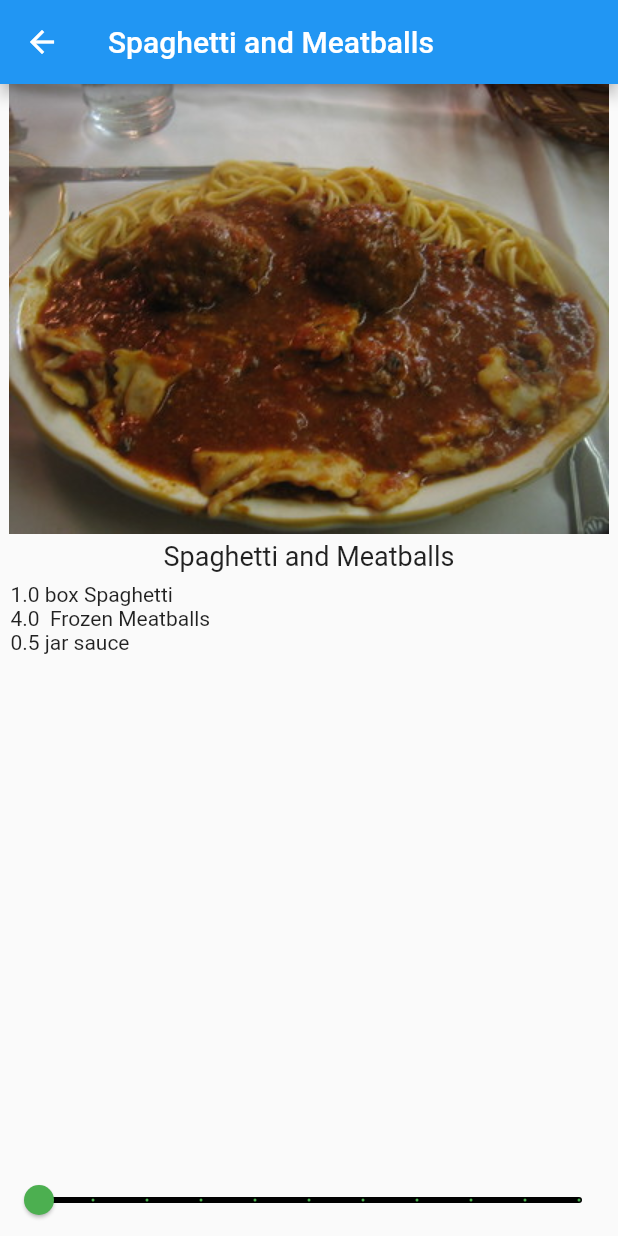
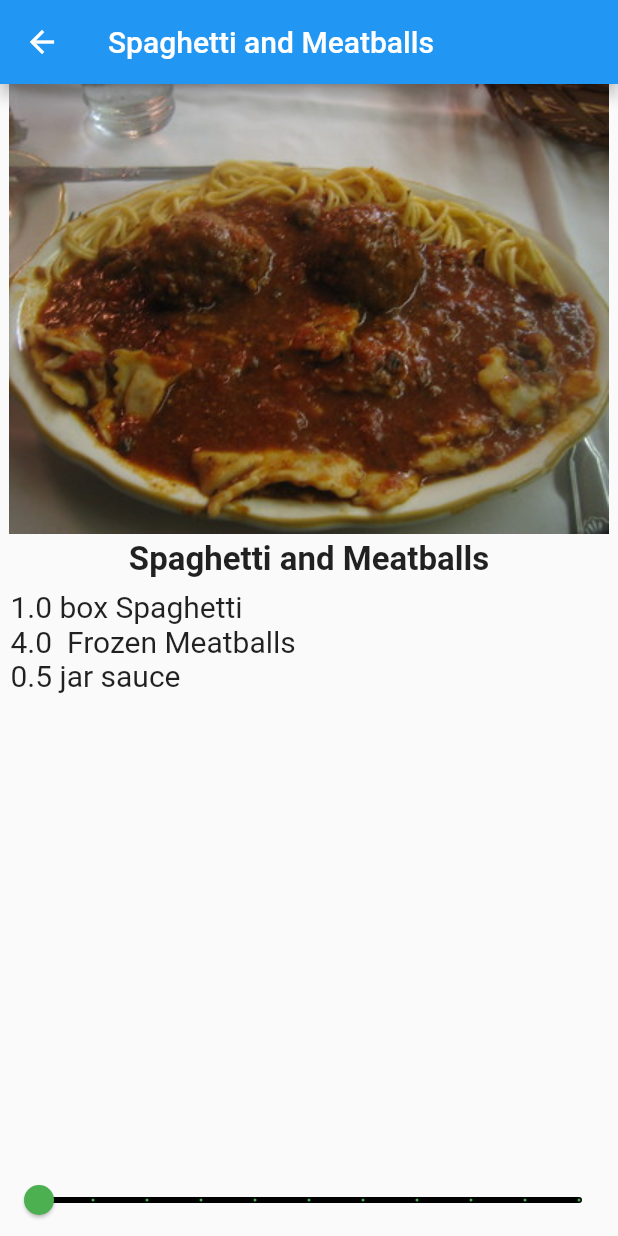
Before and after one commit to akgmage/flutter_apprentice, a Flutter app: the screen it shows after launch, after a tap on "Spaghetti and Meatballs", on a phone screen of 412 x 824 dp. Run offline on Flutter 3.47's test engine with Material 2 defaults, Android fonts, the phone set to English and light mode, and no system bars.

Commit message:
make fontsize big

```diff
--- a/lib/recipe_detail.dart
+++ b/lib/recipe_detail.dart
@@ -31,7 +31,8 @@ class _RecipeDetailState extends State<RecipeDetail> {
             Text(
               widget.recipe.label,
               style: const TextStyle(
-                fontSize: 18,
+                fontSize: 22,
+                fontWeight: FontWeight.w700,
               ),
             ),
             Expanded(
@@ -41,7 +42,11 @@ class _RecipeDetailState extends State<RecipeDetail> {
                   itemBuilder: (BuildContext context, int index) {
                     final ingredient = widget.recipe.ingredients[index];
                     return Text(
-                        '${ingredient.quantity * _slider_val} ${ingredient.measure} ${ingredient.name}');
+                      '${ingredient.quantity * _slider_val} ${ingredient.measure} ${ingredient.name}',
+                      style: const TextStyle(
+                        fontSize: 20,
+                      ),
+                    );
                   }),
             ),
             Slider(
```
